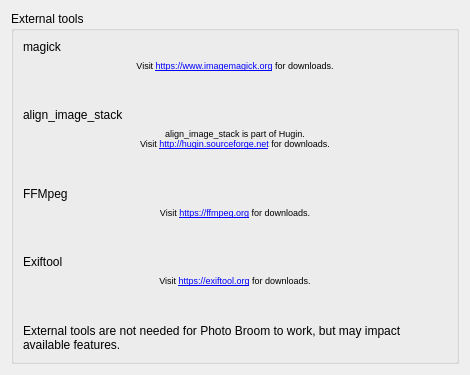
Old version of the form src/gui/desktop/config_tabs/tools_tab.ui in the repository Kicer86/photobroom.
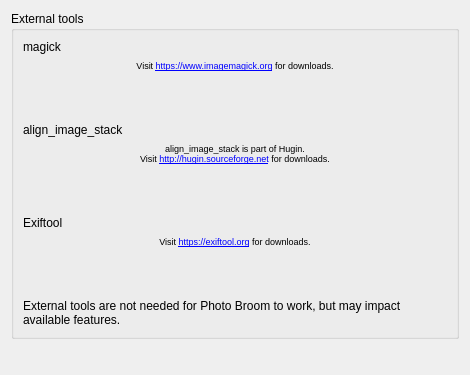
New version of the form. Custom widgets are drawn as their Qt base class.

Commit message:
Remove usage of ffmpeg
replaced with QMediaPlayer

Patch:
```diff
--- a/src/gui/desktop/config_tabs/tools_tab.ui
+++ b/src/gui/desktop/config_tabs/tools_tab.ui
@@ -103,54 +103,16 @@
        </spacer>
       </item>
       <item row="6" column="0">
-       <widget class="QLabel" name="ffmpegLabel">
-        <property name="text">
-         <string notr="true">FFMpeg</string>
-        </property>
-       </widget>
-      </item>
-      <item row="6" column="1">
-       <widget class="QtExtChooseFile" name="ffmpegPath" native="true"/>
-      </item>
-      <item row="7" column="0" colspan="2">
-       <widget class="QLabel" name="label_3">
-        <property name="font">
-         <font>
-          <pointsize>7</pointsize>
-         </font>
-        </property>
-        <property name="text">
-         <string>Visit &lt;a href=&quot;https://ffmpeg.org/&quot;&gt;https://ffmpeg.org&lt;/a&gt; for downloads.</string>
-        </property>
-        <property name="alignment">
-         <set>Qt::AlignHCenter|Qt::AlignTop</set>
-        </property>
-       </widget>
-      </item>
-      <item row="8" column="0" colspan="2">
-       <spacer name="verticalSpacer_4">
-        <property name="orientation">
-         <enum>Qt::Vertical</enum>
-        </property>
-        <property name="sizeHint" stdset="0">
-         <size>
-          <width>20</width>
-          <height>40</height>
-         </size>
-        </property>
-       </spacer>
-      </item>
-      <item row="9" column="0">
        <widget class="QLabel" name="exiftoolLabel">
         <property name="text">
          <string notr="true">Exiftool</string>
         </property>
        </widget>
       </item>
-      <item row="9" column="1">
+      <item row="6" column="1">
        <widget class="QtExtChooseFile" name="exiftoolPath" native="true"/>
       </item>
-      <item row="10" column="0" colspan="2">
+      <item row="7" column="0" colspan="2">
        <widget class="QLabel" name="label_6">
         <property name="font">
          <font>
@@ -165,7 +127,7 @@
         </property>
        </widget>
       </item>
-      <item row="11" column="0" colspan="2">
+      <item row="8" column="0" colspan="2">
        <spacer name="verticalSpacer_5">
         <property name="orientation">
          <enum>Qt::Vertical</enum>
@@ -178,7 +140,7 @@
         </property>
        </spacer>
       </item>
-      <item row="12" column="0" colspan="2">
+      <item row="9" column="0" colspan="2">
        <widget class="QLabel" name="label_5">
         <property name="text">
          <string>External tools are not needed for Photo Broom to work, but may impact available features.</string>
```
The commit also changes 7 other files.
